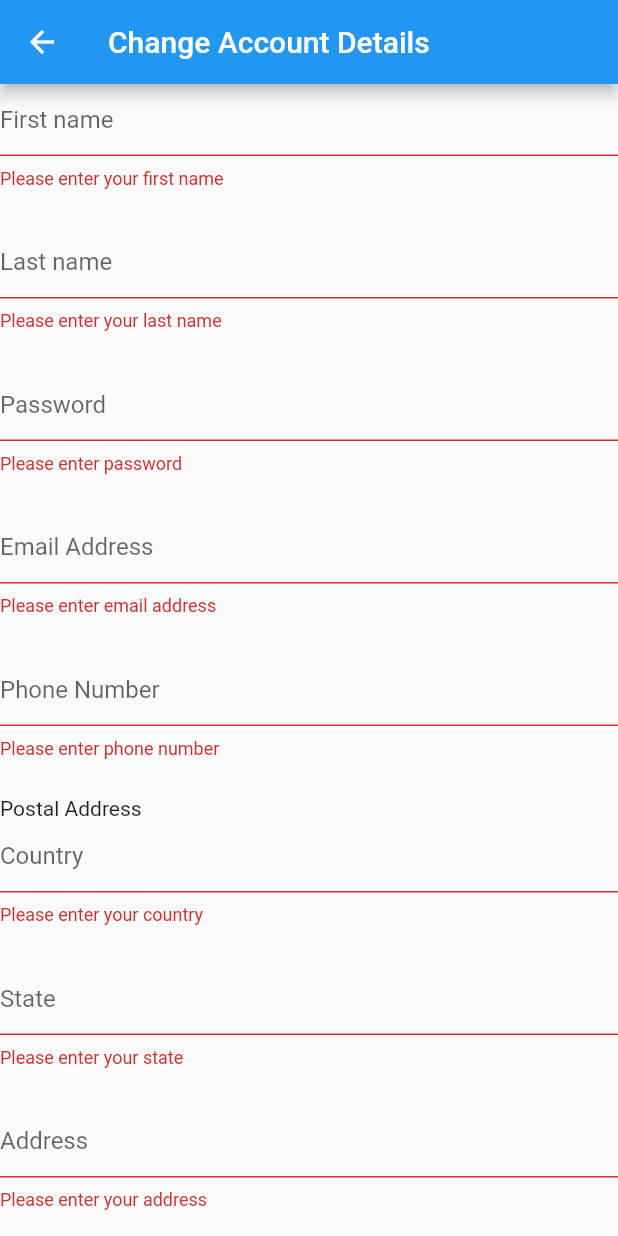
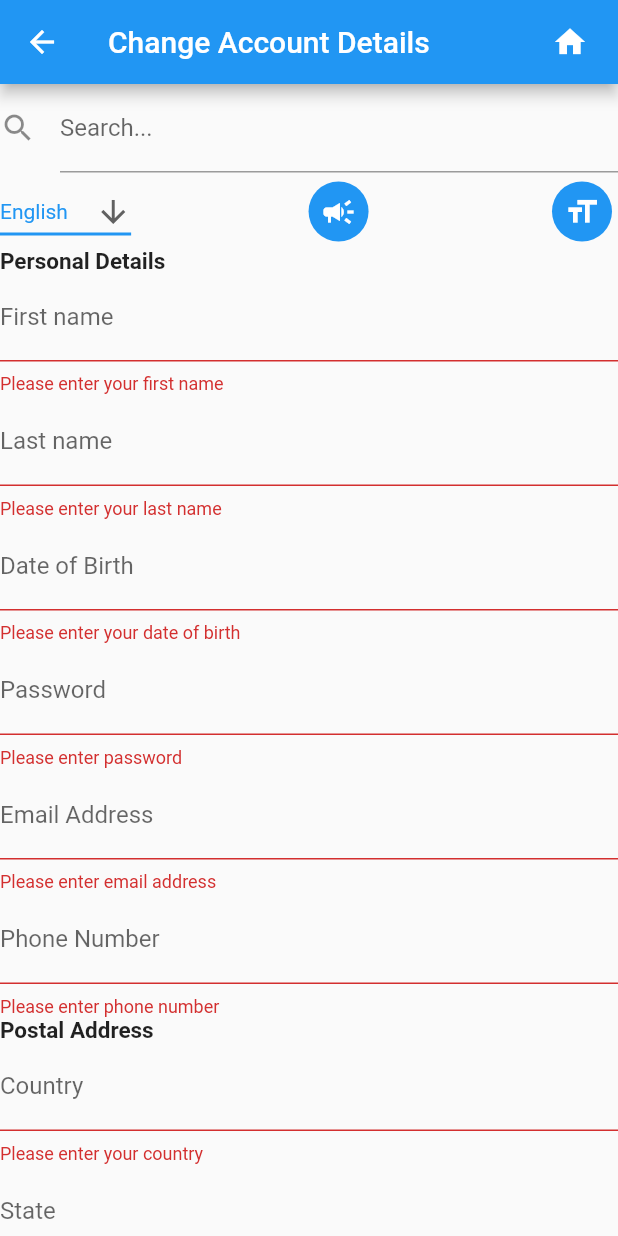
Before and after one commit to Farish-M/To-Do, a Flutter app: the ChangeAccountDetailsPage screen opened directly, after a tap on "Submit", on a phone screen of 412 x 824 dp. Run offline on Flutter 3.47's test engine with Material 2 defaults, Android fonts, the phone set to English and light mode, and no system bars; our stand-ins replace table_calendar.

Commit message:
Final validation form, with inclusivity options and search bar

```diff
--- a/lib/screens/main/views/accountpage.dart
+++ b/lib/screens/main/views/accountpage.dart
@@ -1,5 +1,6 @@
 import 'package:flutter/material.dart';
 import 'package:productivity_todolist_schedule/screens/main/views/changeaccountdetailspage.dart';
+import 'package:productivity_todolist_schedule/screens/main/widgets/account_details.dart';
 
 class AccountPage extends StatelessWidget {
   const AccountPage({Key? key}) : super(key: key);
@@ -27,6 +28,7 @@ class AccountPage extends StatelessWidget {
                   builder: (context) => ChangeAccountDetailsPage()));
         },
       ),
+      body: Align(alignment: Alignment(-0.90, -0.75), child: AccountDetails()),
     ));
   }
 }
--- a/lib/screens/main/views/changeaccountdetailspage.dart
+++ b/lib/screens/main/views/changeaccountdetailspage.dart
@@ -1,4 +1,5 @@
 import 'package:flutter/material.dart';
+import 'package:productivity_todolist_schedule/screens/main/views/mainoverview_page.dart';
 import 'package:productivity_todolist_schedule/screens/main/widgets/form_validation.dart';
 
 class ChangeAccountDetailsPage extends StatelessWidget {
@@ -9,6 +10,20 @@ class ChangeAccountDetailsPage extends StatelessWidget {
     return Scaffold(
       appBar: AppBar(
         title: Text("Change Account Details"),
+        actions: <Widget>[
+          Padding(
+              padding: EdgeInsets.only(right: 20.0),
+              child: GestureDetector(
+                onTap: () {
+                  Navigator.push(
+                      context,
+                      //Navigates user to the new to-do page
+                      MaterialPageRoute(
+                          builder: (context) => UserController()));
+                },
+                child: Icon(Icons.home),
+              )),
+        ],
       ),
       body: Container(
         alignment: Alignment.topCenter,
--- a/lib/screens/main/views/newtodo.dart
+++ b/lib/screens/main/views/newtodo.dart
@@ -1,5 +1,5 @@
 import 'package:flutter/material.dart';
-import 'package:productivity_todolist_schedule/screens/main/widgets/mainoverview_page.dart';
+import 'package:productivity_todolist_schedule/screens/main/views/mainoverview_page.dart';
 import 'package:productivity_todolist_schedule/screens/main/widgets/todolist_builders/newtodolist_builder.dart';
 
 class NewToDoPage extends StatelessWidget {
--- a/lib/screens/main/widgets/form_validation.dart
+++ b/lib/screens/main/widgets/form_validation.dart
@@ -1,6 +1,8 @@
 //Widget that holds the form validation information parameters
 import 'package:flutter/material.dart';
 import 'package:productivity_todolist_schedule/screens/main/views/accountpage.dart';
+import 'package:productivity_todolist_schedule/screens/main/widgets/inclusivity%20options/inclusivity_widgets.dart';
+import 'package:productivity_todolist_schedule/screens/main/widgets/searchbar.dart';
 
 class ValidationForm extends StatefulWidget {
   const ValidationForm({Key? key}) : super(key: key);
@@ -26,12 +28,27 @@ class MyCustomFormState extends State<ValidationForm> {
     // Build a Form widget using the _formKey created above.
     return Form(
         key: _formKey,
+        child: Container(
+          width: MediaQuery.of(context).size.width,
+          height: MediaQuery.of(context).size.height,
           child: Column(
             crossAxisAlignment: CrossAxisAlignment.start,
             children: [
+              SearchBar(),
+              SizedBox(
+                height: 2.0,
+              ),
+              InclusivityOptions(),
+              SizedBox(
+                height: 2.0,
+              ),
+              Text(
+                "Personal Details",
+                style: TextStyle(
+                    fontWeight: FontWeight.bold, height: 1, fontSize: 15),
+              ),
               TextFormField(
                 decoration: InputDecoration(
-              contentPadding: new EdgeInsets.only(bottom: 5),
                   labelText: "First name",
                   hintText: "i.e John",
                 ),
@@ -40,7 +57,8 @@ class MyCustomFormState extends State<ValidationForm> {
                   if (value == null || value.isEmpty) {
                     return 'Please enter your first name';
                   }
-              if (RegExp(r"^\s*([A-Za-z]{1,}([\.,] |[-']| ))+[A-Za-z]+\.?\s*$")
+                  if (RegExp(
+                          r"^\s*([A-Za-z]{1,}([\.,] |[-']| ))+[A-Za-z]+\.?\s*$")
                       .hasMatch(value)) {
                     return 'Enter a valid first name';
                   }
@@ -48,11 +66,10 @@ class MyCustomFormState extends State<ValidationForm> {
                 },
               ),
               SizedBox(
-            height: 25.0,
+                height: 2.0,
               ),
               TextFormField(
                 decoration: InputDecoration(
-                contentPadding: new EdgeInsets.only(bottom: 5),
                     labelText: "Last name",
                     hintText: "Family name or another name"),
                 // The validator receives the text that the user has entered.
@@ -60,7 +77,8 @@ class MyCustomFormState extends State<ValidationForm> {
                   if (value == null || value.isEmpty) {
                     return 'Please enter your last name';
                   }
-              if (RegExp(r"^\s*([A-Za-z]{1,}([\.,] |[-']| ))+[A-Za-z]+\.?\s*$")
+                  if (RegExp(
+                          r"^\s*([A-Za-z]{1,}([\.,] |[-']| ))+[A-Za-z]+\.?\s*$")
                       .hasMatch(value)) {
                     return 'Enter a valid last name';
                   }
@@ -68,13 +86,31 @@ class MyCustomFormState extends State<ValidationForm> {
                 },
               ),
               SizedBox(
-            height: 25.0,
+                height: 2.0,
               ),
               TextFormField(
                 decoration: InputDecoration(
-                contentPadding: new EdgeInsets.only(bottom: 5),
-                labelText: "Password",
-                hintText: "Minimum 8 characters"),
+                    labelText: "Date of Birth", hintText: "DD/MM/YYYY"),
+                // The validator receives the text that the user has entered.
+                validator: (value) {
+                  if (value == null || value.isEmpty) {
+                    return 'Please enter your date of birth';
+                  }
+                  //Regular expression for the date of birth
+                  if (RegExp(
+                          r"^(?:(?:31(\/|-|\.)(?:0?[13578]|1[02]))\1|(?:(?:29|30)(\/|-|\.)(?:0?[13-9]|1[0-2])\2))(?:(?:1[6-9]|[2-9]\d)?\d{2})$|^(?:29(\/|-|\.)0?2\3(?:(?:(?:1[6-9]|[2-9]\d)?(?:0[48]|[2468][048]|[13579][26])|(?:(?:16|[2468][048]|[3579][26])00))))$|^(?:0?[1-9]|1\d|2[0-8])(\/|-|\.)(?:(?:0?[1-9])|(?:1[0-2]))\4(?:(?:1[6-9]|[2-9]\d)?\d{2})$")
+                      .hasMatch(value)) {
+                    return 'Enter a valid date';
+                  }
+                  return null;
+                },
+              ),
+              SizedBox(
+                height: 2.0,
+              ),
+              TextFormField(
+                decoration: InputDecoration(
+                    labelText: "Password", hintText: "Minimum 8 characters"),
                 // The validator receives the text that the user has entered.
                 validator: (value) {
                   if (value == null || value.isEmpty) {
@@ -86,20 +122,18 @@ class MyCustomFormState extends State<ValidationForm> {
                 },
               ),
               SizedBox(
-            height: 25.0,
+                height: 2.0,
               ),
               TextFormField(
                 decoration: InputDecoration(
-                contentPadding: new EdgeInsets.only(bottom: 5),
-                labelText: "Email Address",
-                hintText: "Email@Domain.com"),
+                    labelText: "Email Address", hintText: "Email@Domain.com"),
                 // The validator receives the text that the user has entered.
                 validator: (value) {
                   if (value == null || value.isEmpty) {
                     return 'Please enter email address';
                   }
                   if (!RegExp(
-                      "^[a-zA-Z0-9.!#%&'*+/=?^_`{|}~-]+@[a-zA-Z0-9](?:[a-zA-Z0-9-]{0,253}[a-zA-Z0-9])?(?:\.[a-zA-Z0-9](?:[a-zA-Z0-9-]{0,253}[a-zA-Z0-9])?)*")
+                          "^[a-zA-Z0-9.!#%&'*+/=?^_`{|}~-]+@[a-zA-Z0-9](?:[a-zA-Z0-9-]{0,153}[a-zA-Z0-9])?(?:\.[a-zA-Z0-9](?:[a-zA-Z0-9-]{0,153}[a-zA-Z0-9])?)*")
                       .hasMatch(value)) {
                     return 'Enter a valid email address';
                   }
@@ -110,11 +144,10 @@ class MyCustomFormState extends State<ValidationForm> {
                 },
               ),
               SizedBox(
-            height: 25.0,
+                height: 2.0,
               ),
               TextFormField(
                 decoration: InputDecoration(
-              contentPadding: new EdgeInsets.only(bottom: 5),
                   labelText: "Phone Number",
                 ),
                 // The validator receives the text that the user has entered.
@@ -125,17 +158,22 @@ class MyCustomFormState extends State<ValidationForm> {
                   if (!RegExp("[0-9]").hasMatch(value)) {
                     return 'Enter a valid phone number';
                   }
-              return value.length != 10 ? 'Enter a valid phone number' : null;
+                  return value.length != 2
+                      ? 'Enter a valid phone number'
+                      : null;
                 },
               ),
               SizedBox(
-            height: 25.0,
+                height: 2.0,
               ),
               //Catagorised Postal Address information separation
-          Text("Postal Address"),
+              Text(
+                "Postal Address",
+                style: TextStyle(
+                    fontWeight: FontWeight.bold, height: 1, fontSize: 15),
+              ),
               TextFormField(
                 decoration: InputDecoration(
-              contentPadding: new EdgeInsets.only(bottom: 5),
                   labelText: "Country",
                 ),
                 // The validator receives the text that the user has entered.
@@ -143,7 +181,8 @@ class MyCustomFormState extends State<ValidationForm> {
                   if (value == null || value.isEmpty) {
                     return 'Please enter your country';
                   }
-              if (RegExp(r"^\s*([A-Za-z]{1,}([\.,] |[-']| ))+[A-Za-z]+\.?\s*$")
+                  if (RegExp(
+                          r"^\s*([A-Za-z]{1,}([\.,] |[-']| ))+[A-Za-z]+\.?\s*$")
                       .hasMatch(value)) {
                     return 'Enter a valid country';
                   }
@@ -151,11 +190,10 @@ class MyCustomFormState extends State<ValidationForm> {
                 },
               ),
               SizedBox(
-            height: 25.0,
+                height: 2.0,
               ),
               TextFormField(
                 decoration: InputDecoration(
-              contentPadding: new EdgeInsets.only(bottom: 5),
                   labelText: "State",
                 ),
                 // The validator receives the text that the user has entered.
@@ -163,7 +201,8 @@ class MyCustomFormState extends State<ValidationForm> {
                   if (value == null || value.isEmpty) {
                     return 'Please enter your state';
                   }
-              if (RegExp(r"^\s*([A-Za-z]{1,}([\.,] |[-']| ))+[A-Za-z]+\.?\s*$")
+                  if (RegExp(
+                          r"^\s*([A-Za-z]{1,}([\.,] |[-']| ))+[A-Za-z]+\.?\s*$")
                       .hasMatch(value)) {
                     return 'Enter a valid state';
                   }
@@ -171,11 +210,10 @@ class MyCustomFormState extends State<ValidationForm> {
                 },
               ),
               SizedBox(
-            height: 25.0,
+                height: 2.0,
               ),
               TextFormField(
                 decoration: InputDecoration(
-              contentPadding: new EdgeInsets.only(bottom: 5),
                   labelText: "Address",
                 ),
                 // The validator receives the text that the user has entered.
@@ -183,7 +221,8 @@ class MyCustomFormState extends State<ValidationForm> {
                   if (value == null || value.isEmpty) {
                     return 'Please enter your address';
                   }
-              if (RegExp(r"^\s*([A-Za-z]{1,}([\.,] |[-']| ))+[A-Za-z]+\.?\s*$")
+                  if (RegExp(
+                          r"^\s*([A-Za-z]{1,}([\.,] |[-']| ))+[A-Za-z]+\.?\s*$")
                       .hasMatch(value)) {
                     return 'Enter a valid address';
                   }
@@ -191,23 +230,20 @@ class MyCustomFormState extends State<ValidationForm> {
                 },
               ),
               SizedBox(
-            height: 25.0,
+                height: 2.0,
               ),
               Padding(
                 padding: const EdgeInsets.symmetric(vertical: 16.0),
                 child: ElevatedButton(
                   onPressed: () {
-                // Validate returns true if the form is valid according to set parameters for email address
+                    // Validate returns true if the form is valid according to set parameters for all text form fields
                     if (_formKey.currentState!.validate()) {
-                  // If the form is valid, display a snackbar. In the real world,
-                  // you'd often call a server or save the information in a database.
-                  ScaffoldMessenger.of(context).showSnackBar(
-                    const SnackBar(content: Text('Account Details Changed')),
-                  );
+                      // If the form is valid, send user to account page.
                       Navigator.push(
                           context,
                           //Navigates user to the new to-do page
-                      MaterialPageRoute(builder: (context) => AccountPage()));
+                          MaterialPageRoute(
+                              builder: (context) => AccountPage()));
                     }
                   },
                   child: const Text('Submit'),
@@ -215,6 +251,6 @@ class MyCustomFormState extends State<ValidationForm> {
               ),
             ],
           ),
-    );
+        ));
   }
 }
--- /dev/null
+++ b/lib/screens/main/widgets/inclusivity options/font_size_change.dart
@@ -0,0 +1,15 @@
+import 'package:flutter/material.dart';
+
+class FontChange extends StatelessWidget {
+  const FontChange({Key? key}) : super(key: key);
+
+  @override
+  Widget build(BuildContext context) {
+    return FloatingActionButton(
+      onPressed: () {},
+      child: Icon(Icons.format_size),
+      elevation: 0,
+      mini: true,
+    );
+  }
+}
--- /dev/null
+++ b/lib/screens/main/widgets/inclusivity options/inclusivity_widgets.dart
@@ -0,0 +1,16 @@
+import 'package:flutter/material.dart';
+import 'package:productivity_todolist_schedule/screens/main/widgets/inclusivity%20options/font_size_change.dart';
+import 'package:productivity_todolist_schedule/screens/main/widgets/inclusivity%20options/language_dropdown.dart';
+import 'package:productivity_todolist_schedule/screens/main/widgets/inclusivity%20options/text_to_speech.dart';
+
+class InclusivityOptions extends StatelessWidget {
+  const InclusivityOptions({Key? key}) : super(key: key);
+
+  @override
+  Widget build(BuildContext context) {
+    return Row(
+      mainAxisAlignment: MainAxisAlignment.spaceBetween,
+      children: [LanguageDropDown(), TextToSpeech(), FontChange()],
+    );
+  }
+}
--- /dev/null
+++ b/lib/screens/main/widgets/inclusivity options/language_dropdown.dart
@@ -0,0 +1,48 @@
+import 'package:flutter/material.dart';
+
+class LanguageDropDown extends StatefulWidget {
+  const LanguageDropDown({Key? key}) : super(key: key);
+
+  @override
+  State<LanguageDropDown> createState() => _LanguageDropDownState();
+}
+
+/// This is the private State class that goes with LanguageDropDown.
+class _LanguageDropDownState extends State<LanguageDropDown> {
+  String dropdownValue = 'English';
+
+  @override
+  Widget build(BuildContext context) {
+    return DropdownButton<String>(
+      value: dropdownValue,
+      icon: const Icon(Icons.arrow_downward),
+      iconSize: 24,
+      elevation: 16,
+      style: const TextStyle(color: Colors.blue),
+      underline: Container(
+        height: 2,
+        color: Colors.blue,
+      ),
+      onChanged: (String? newValue) {
+        setState(() {
+          dropdownValue = newValue!;
+        });
+      },
+      items: <String>[
+        'English',
+        '汉语',
+        'हिन्दी',
+        'español',
+        'عربي',
+        'বাংলা',
+        'русский',
+        'português'
+      ].map<DropdownMenuItem<String>>((String value) {
+        return DropdownMenuItem<String>(
+          value: value,
+          child: Text(value),
+        );
+      }).toList(),
+    );
+  }
+}
--- /dev/null
+++ b/lib/screens/main/widgets/inclusivity options/text_to_speech.dart
@@ -0,0 +1,15 @@
+import 'package:flutter/material.dart';
+
+class TextToSpeech extends StatelessWidget {
+  const TextToSpeech({Key? key}) : super(key: key);
+
+  @override
+  Widget build(BuildContext context) {
+    return FloatingActionButton(
+      onPressed: () {},
+      child: const Icon(Icons.campaign),
+      elevation: 0,
+      mini: true,
+    );
+  }
+}
--- a/lib/screens/main/widgets/loginpage_widget.dart
+++ b/lib/screens/main/widgets/loginpage_widget.dart
@@ -1,6 +1,6 @@
 import 'package:flutter/material.dart';
 import 'package:productivity_todolist_schedule/screens/main/views/register.dart';
-import 'package:productivity_todolist_schedule/screens/main/widgets/mainoverview_page.dart';
+import 'package:productivity_todolist_schedule/screens/main/views/mainoverview_page.dart';
 
 //The widget that is incharge of the; "To-Do" title; login and password forms; and login button.
 class LoginPageWidget extends StatelessWidget {
--- a/lib/screens/main/widgets/register_widget.dart
+++ b/lib/screens/main/widgets/register_widget.dart
@@ -1,6 +1,6 @@
 import 'package:flutter/material.dart';
 import 'package:flutter/widgets.dart';
-import 'package:productivity_todolist_schedule/screens/main/widgets/mainoverview_page.dart';
+import 'package:productivity_todolist_schedule/screens/main/views/mainoverview_page.dart';
 
 //Widget that holds the function for the user to register to the app
 class RegisterWidget extends StatelessWidget {
--- /dev/null
+++ b/lib/screens/main/widgets/searchbar.dart
@@ -0,0 +1,16 @@
+import 'package:flutter/material.dart';
+
+class SearchBar extends StatelessWidget {
+  const SearchBar({Key? key}) : super(key: key);
+
+  @override
+  Widget build(BuildContext context) {
+    return Container(
+        child: TextFormField(
+      decoration: const InputDecoration(
+        icon: Icon(Icons.search),
+        labelText: 'Search...',
+      ),
+    ));
+  }
+}
```
Also changed, not shown: lib/screens/main/widgets/account_details.dart (added, +85 -0 lines), lib/screens/main/views/mainoverview_page.dart (renamed from lib/screens/main/widgets/mainoverview_page.dart). Lines whose indentation alone changed are shown as unchanged.
